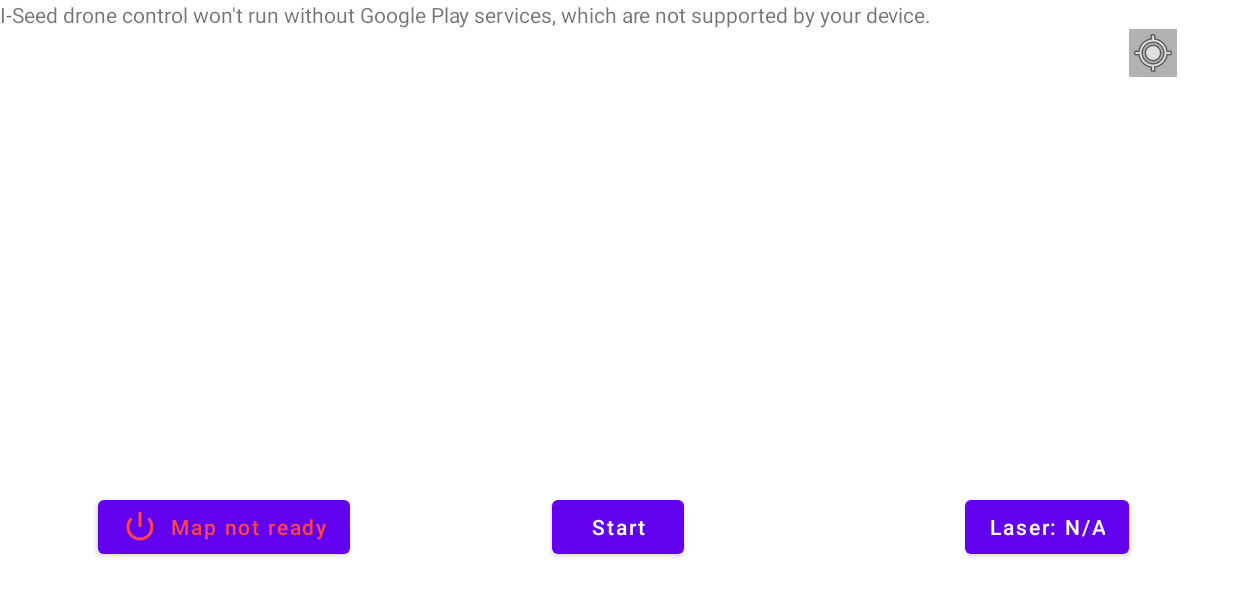
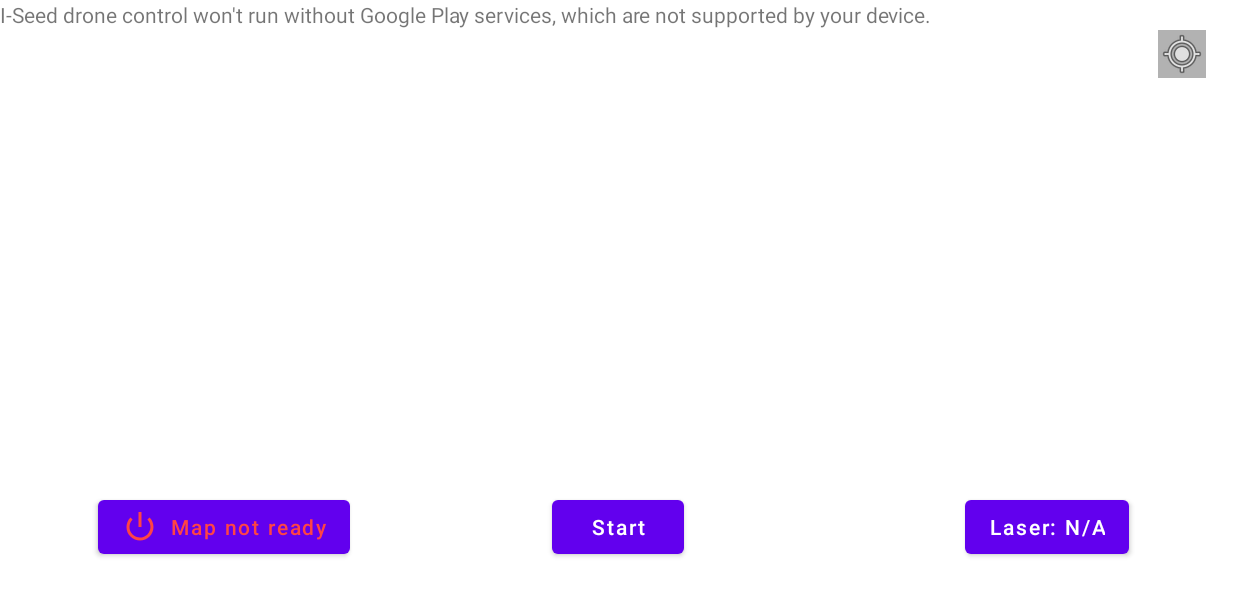
Before and after one commit to Olyseus/i_seed_drone_control, an Android app: the screen it shows after launch (MainActivity), on a phone screen of 824 x 412 dp (held sideways). Shown: the top 596 px of the screen. Run offline under Robolectric (Android 15) with nearby library versions, the phone set to English and light mode, and no system bars; libraries missing offline, so code that uses them is left out: com.secneo.sdk, dji.common.camera, dji.common.error, dji.common.flightcontroller, dji.common.util and 6 more; 8 statements that could not run were skipped.

Commit message:
Improve home button appearance

```diff
--- a/app/src/main/res/layout/activity_main.xml
+++ b/app/src/main/res/layout/activity_main.xml
@@ -61,13 +61,15 @@
         style="@android:style/Widget.Material.ImageButton"
         android:layout_width="wrap_content"
         android:layout_height="wrap_content"
+        android:layout_marginTop="20dp"
+        android:layout_marginEnd="20dp"
         android:background="#4D000000"
         app:layout_constraintBottom_toBottomOf="@+id/map"
         app:layout_constraintEnd_toEndOf="@+id/map"
-        app:layout_constraintHorizontal_bias="0.95"
+        app:layout_constraintHorizontal_bias="1"
         app:layout_constraintStart_toStartOf="@+id/map"
         app:layout_constraintTop_toTopOf="@+id/map"
-        app:layout_constraintVertical_bias="0.05"
+        app:layout_constraintVertical_bias="0"
         app:srcCompat="@android:drawable/ic_menu_mylocation" />
 
 </androidx.constraintlayout.widget.ConstraintLayout>
```
